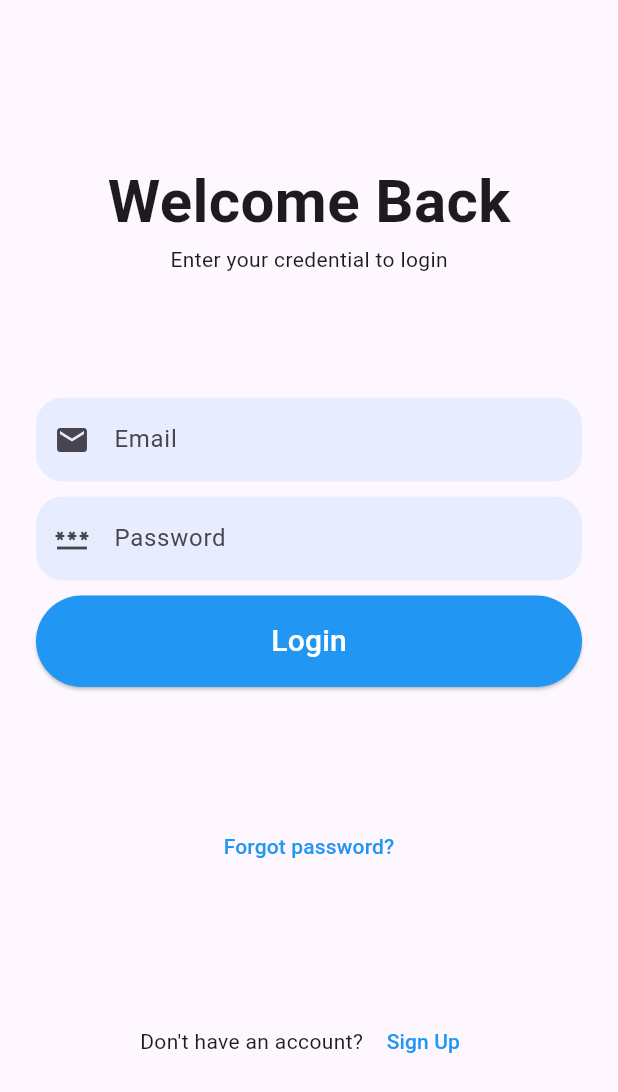
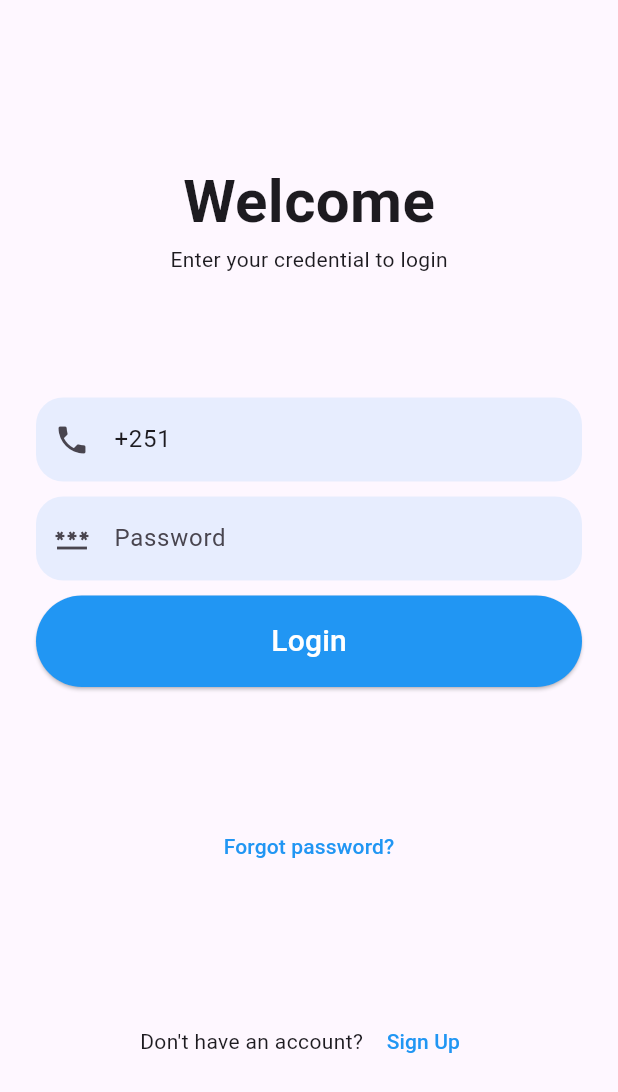
Before and after one commit to eyobai/edulight, a Flutter app: the screen it shows after launch, on a phone screen of 412 x 824 dp. Shown: the top 1092 px of the screen. Run offline on Flutter 3.47's test engine with Material 3 defaults, Android fonts, the phone set to English and light mode, and no system bars; our stand-ins replace hive, hive_flutter; missing offline and left inert: flutter_inappwebview; accounts and stored records are empty.

Commit message:
fixed country code added

```diff
--- a/lib/views/auth/login_screen.dart
+++ b/lib/views/auth/login_screen.dart
@@ -6,10 +6,12 @@ import 'package:provider/provider.dart';
 import 'package:edulight/models/user.dart';
 import 'package:edulight/models/user_provider.dart';
 import 'package:hive/hive.dart';
+import 'package:flutter/services.dart';
 
 class LoginScreen extends StatelessWidget {
   final AuthController _authController = AuthController();
-  final TextEditingController _emailController = TextEditingController();
+  final TextEditingController _phoneController =
+      TextEditingController(text: '+251');
   final TextEditingController _passwordController = TextEditingController();
 
   @override
@@ -41,7 +43,7 @@ class LoginScreen extends StatelessWidget {
     return const Column(
       children: [
         Text(
-          "Welcome Back",
+          "Welcome",
           style: TextStyle(fontSize: 40, fontWeight: FontWeight.bold),
         ),
         Text("Enter your credential to login"),
@@ -54,15 +56,29 @@ class LoginScreen extends StatelessWidget {
       crossAxisAlignment: CrossAxisAlignment.stretch,
       children: [
         TextField(
-          controller: _emailController,
+          controller: _phoneController,
           decoration: InputDecoration(
-              hintText: "Email",
+            hintText: "Phone Number",
             border: OutlineInputBorder(
                 borderRadius: BorderRadius.circular(18),
                 borderSide: BorderSide.none),
             fillColor: Colors.blue.withOpacity(0.1),
             filled: true,
-              prefixIcon: const Icon(Icons.email)),
+            prefixIcon: const Icon(Icons.phone),
+          ),
+          keyboardType: TextInputType.phone,
+          style: const TextStyle(fontSize: 16),
+          inputFormatters: [
+            FilteringTextInputFormatter.allow(RegExp(r'^\+251\d*')),
+          ],
+          onChanged: (value) {
+            if (!value.startsWith('+251')) {
+              _phoneController.text = '+251';
+              _phoneController.selection = TextSelection.fromPosition(
+                TextPosition(offset: _phoneController.text.length),
+              );
+            }
+          },
         ),
         const SizedBox(height: 10),
         TextField(
@@ -81,42 +97,35 @@ class LoginScreen extends StatelessWidget {
         const SizedBox(height: 10),
         ElevatedButton(
           onPressed: () async {
-            Navigator.pushReplacement(
-              context,
-              MaterialPageRoute(builder: (context) => HomeScreen()),
-            );
-            var student = await _authController.login(
-              _emailController.text,
+            String phoneNumber = _phoneController.text.trim();
+            print('Attempting to login with phone number: $phoneNumber');
+            var student = await _authController.loginWithPhone(
+              phoneNumber,
               _passwordController.text,
             );
             if (student != null) {
-              //  //   var box = Hive.box('userBox');
-              //     box.put('isLoggedIn', true);
-              //     box.put('userName', student.name);
-
-              print('Login successful: ${student.toString()}');
-              print('Student Name: ${student.name}');
               Provider.of<UserProvider>(context, listen: false).setUser(
                 User(
                   email: student.email,
                   name: student.name,
-                    userId: student.id.toString()),
+                  userId: student.id.toString(),
+                ),
               );
+
+              var box = Hive.box('userBox');
+              box.put('isLoggedIn', true);
+
               ScaffoldMessenger.of(context).showSnackBar(
                 SnackBar(content: Text('Login successful')),
               );
+
               Navigator.pushReplacement(
                 context,
                 MaterialPageRoute(builder: (context) => HomeScreen()),
               );
             } else {
-              print('Login failed');
               ScaffoldMessenger.of(context).showSnackBar(
                 SnackBar(content: Text('Login failed')),
-              );
-              Navigator.pushReplacement(
-                context,
-                MaterialPageRoute(builder: (context) => HomeScreen()),
               );
             }
           },
```
Lines whose indentation alone changed are shown as unchanged.
